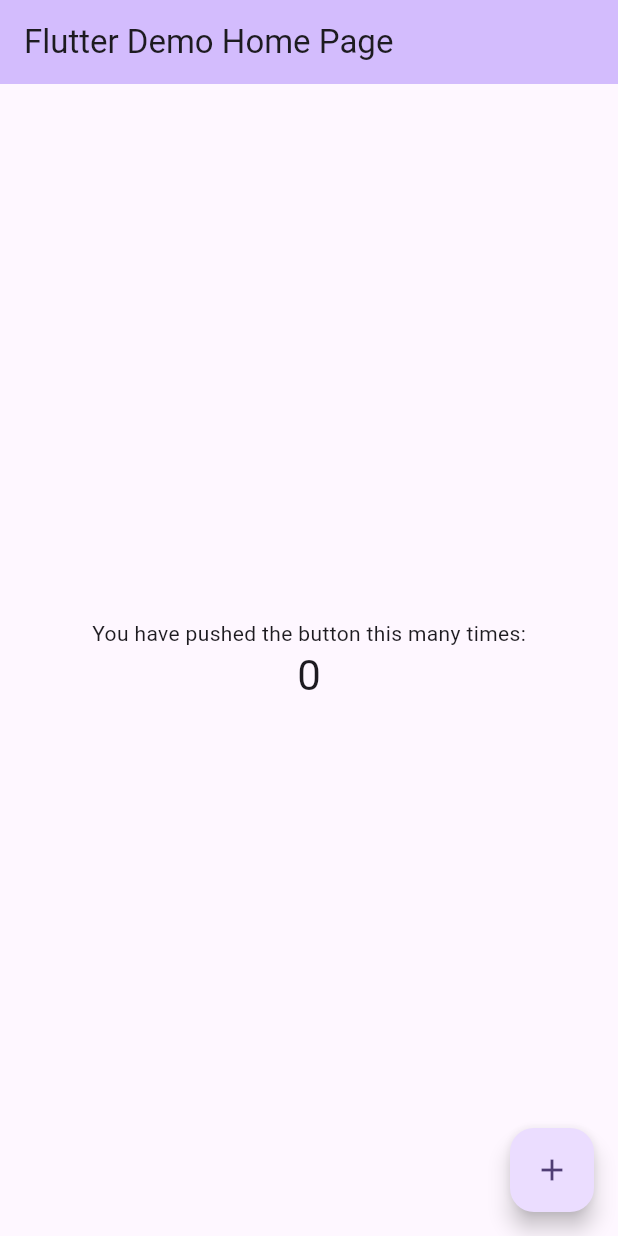
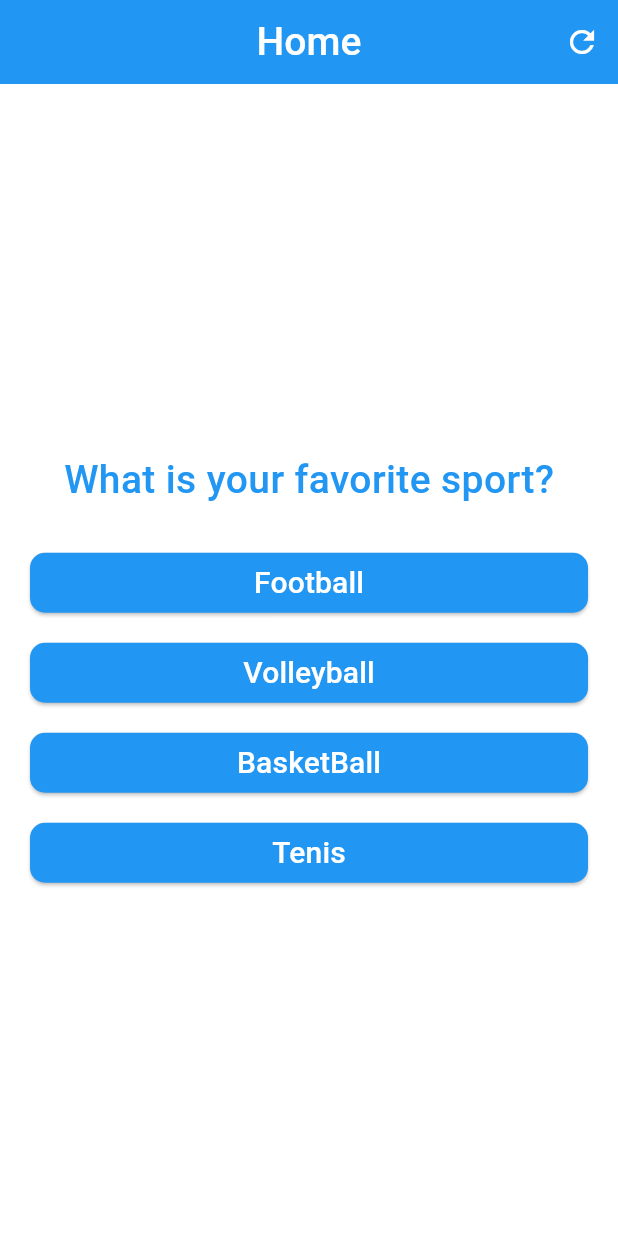
Before and after one commit to Abdouoppop/Quiz-app, a Flutter app: the screen it shows after launch, on a phone screen of 412 x 824 dp. Run offline on Flutter 3.47's test engine with Material 3 defaults, Android fonts, the phone set to English and light mode, and no system bars.

Commit message:
Add quiz functionality with question and answer models, and implement home page UI

```diff
--- a/lib/main.dart
+++ b/lib/main.dart
@@ -1,4 +1,5 @@
 import 'package:flutter/material.dart';
+import 'package:quiz_app/pages/home_page.dart';
 
 void main() {
   runApp(const MyApp());
@@ -7,119 +8,28 @@ void main() {
 class MyApp extends StatelessWidget {
   const MyApp({super.key});
 
-  // This widget is the root of your application.
   @override
   Widget build(BuildContext context) {
     return MaterialApp(
-      title: 'Flutter Demo',
+      debugShowCheckedModeBanner: false,
+      home: HomePage(),
       theme: ThemeData(
-        // This is the theme of your application.
-        //
-        // TRY THIS: Try running your application with "flutter run". You'll see
-        // the application has a purple toolbar. Then, without quitting the app,
-        // try changing the seedColor in the colorScheme below to Colors.green
-        // and then invoke "hot reload" (save your changes or press the "hot
-        // reload" button in a Flutter-supported IDE, or press "r" if you used
-        // the command line to start the app).
-        //
-        // Notice that the counter didn't reset back to zero; the application
-        // state is not lost during the reload. To reset the state, use hot
-        // restart instead.
-        //
-        // This works for code too, not just values: Most code changes can be
-        // tested with just a hot reload.
-        colorScheme: ColorScheme.fromSeed(seedColor: Colors.deepPurple),
-        useMaterial3: true,
+        primarySwatch: Colors.blue,
+        buttonTheme: ButtonThemeData(
+          buttonColor: Colors.blue,
+          colorScheme: ColorScheme.light(primary: Colors.blue),
+          shape: RoundedRectangleBorder(
+            borderRadius: BorderRadius.circular(10),
+          ),
+        ),
+        scaffoldBackgroundColor: Colors.white,
+        primaryColor: Colors.blue,
+        appBarTheme: AppBarTheme(
+          backgroundColor: Colors.blue,
+          foregroundColor: Colors.black,
+          elevation: 0,
+        ),
       ),
-      home: const MyHomePage(title: 'Flutter Demo Home Page'),
     );
   }
 }
-
-class MyHomePage extends StatefulWidget {
-  const MyHomePage({super.key, required this.title});
-
-  // This widget is the home page of your application. It is stateful, meaning
-  // that it has a State object (defined below) that contains fields that affect
-  // how it looks.
-
-  // This class is the configuration for the state. It holds the values (in this
-  // case the title) provided by the parent (in this case the App widget) and
-  // used by the build method of the State. Fields in a Widget subclass are
-  // always marked "final".
-
-  final String title;
-
-  @override
-  State<MyHomePage> createState() => _MyHomePageState();
-}
-
-class _MyHomePageState extends State<MyHomePage> {
-  int _counter = 0;
-
-  void _incrementCounter() {
-    setState(() {
-      // This call to setState tells the Flutter framework that something has
-      // changed in this State, which causes it to rerun the build method below
-      // so that the display can reflect the updated values. If we changed
-      // _counter without calling setState(), then the build method would not be
-      // called again, and so nothing would appear to happen.
-      _counter++;
-    });
-  }
-
-  @override
-  Widget build(BuildContext context) {
-    // This method is rerun every time setState is called, for instance as done
-    // by the _incrementCounter method above.
-    //
-    // The Flutter framework has been optimized to make rerunning build methods
-    // fast, so that you can just rebuild anything that needs updating rather
-    // than having to individually change instances of widgets.
-    return Scaffold(
-      appBar: AppBar(
-        // TRY THIS: Try changing the color here to a specific color (to
-        // Colors.amber, perhaps?) and trigger a hot reload to see the AppBar
-        // change color while the other colors stay the same.
-        backgroundColor: Theme.of(context).colorScheme.inversePrimary,
-        // Here we take the value from the MyHomePage object that was created by
-        // the App.build method, and use it to set our appbar title.
-        title: Text(widget.title),
-      ),
-      body: Center(
-        // Center is a layout widget. It takes a single child and positions it
-        // in the middle of the parent.
-        child: Column(
-          // Column is also a layout widget. It takes a list of children and
-          // arranges them vertically. By default, it sizes itself to fit its
-          // children horizontally, and tries to be as tall as its parent.
-          //
-          // Column has various properties to control how it sizes itself and
-          // how it positions its children. Here we use mainAxisAlignment to
-          // center the children vertically; the main axis here is the vertical
-          // axis because Columns are vertical (the cross axis would be
-          // horizontal).
-          //
-          // TRY THIS: Invoke "debug painting" (choose the "Toggle Debug Paint"
-          // action in the IDE, or press "p" in the console), to see the
-          // wireframe for each widget.
-          mainAxisAlignment: MainAxisAlignment.center,
-          children: <Widget>[
-            const Text(
-              'You have pushed the button this many times:',
-            ),
-            Text(
-              '$_counter',
-              style: Theme.of(context).textTheme.headlineMedium,
-            ),
-          ],
-        ),
-      ),
-      floatingActionButton: FloatingActionButton(
-        onPressed: _incrementCounter,
-        tooltip: 'Increment',
-        child: const Icon(Icons.add),
-      ), // This trailing comma makes auto-formatting nicer for build methods.
-    );
-  }
-}
--- /dev/null
+++ b/lib/models/answer_item_model.dart
@@ -0,0 +1,24 @@
+import 'package:flutter/material.dart';
+
+class AnswerItemModel {
+  AnswerItemModel({
+    required this.answer,
+    required this.onPressed,
+    this.isTrue = false,
+  });
+  final bool isTrue;
+  final String answer;
+  final VoidCallback onPressed;
+}
+
+// final List<AnswerItemModel> answerForFirstQuestion = [
+//   AnswerItemModel(
+//       answer: "Football",
+//       onPressed: () => debugPrint("Football"),
+//       isTrue: true),
+//   AnswerItemModel(
+//       answer: "Volleyball", onPressed: () => debugPrint("Volleyball")),
+//   AnswerItemModel(
+//       answer: "BasketBall", onPressed: () => debugPrint("BasketBall")),
+//   AnswerItemModel(answer: "Tenis", onPressed: () => debugPrint("Tenis")),
+// ];
--- /dev/null
+++ b/lib/models/question_item_model.dart
@@ -0,0 +1,58 @@
+import 'package:flutter/material.dart';
+import 'package:quiz_app/models/answer_item_model.dart';
+
+class QuestionItemModel {
+  QuestionItemModel({
+    required this.aveliableAnswer,
+    required this.title,
+  });
+  final List<AnswerItemModel> aveliableAnswer;
+  final String title;
+}
+
+final List<QuestionItemModel> questions = [
+  QuestionItemModel(
+      title: "What is your favorite sport?",
+      aveliableAnswer: <AnswerItemModel>[
+        AnswerItemModel(
+            answer: "Football",
+            onPressed: () => debugPrint("Football"),
+            isTrue: true),
+        AnswerItemModel(
+            answer: "Volleyball", onPressed: () => debugPrint("Volleyball")),
+        AnswerItemModel(
+            answer: "BasketBall", onPressed: () => debugPrint("BasketBall")),
+        AnswerItemModel(answer: "Tenis", onPressed: () => debugPrint("Tenis")),
+      ]),
+  QuestionItemModel(
+      title: "What is your favorite color?",
+      aveliableAnswer: <AnswerItemModel>[
+        AnswerItemModel(
+            answer: "white",
+            onPressed: () => debugPrint("white"),
+            isTrue: true),
+        AnswerItemModel(answer: "red", onPressed: () => debugPrint("red")),
+        AnswerItemModel(answer: "green", onPressed: () => debugPrint("green")),
+        AnswerItemModel(answer: "black", onPressed: () => debugPrint("black")),
+      ]),
+  QuestionItemModel(
+      title: "What is your favorite food?",
+      aveliableAnswer: <AnswerItemModel>[
+        AnswerItemModel(answer: "fish", onPressed: () => debugPrint("fish")),
+        AnswerItemModel(
+            answer: "meat", onPressed: () => debugPrint("meat"), isTrue: true),
+        AnswerItemModel(answer: "rice", onPressed: () => debugPrint("rice")),
+        AnswerItemModel(
+            answer: "spaghetti", onPressed: () => debugPrint("spaghetti")),
+      ]),
+  QuestionItemModel(
+      title: "What is your favorite movie?",
+      aveliableAnswer: <AnswerItemModel>[
+        AnswerItemModel(
+            answer: "spiderman", onPressed: () => debugPrint("spiderman")),
+        AnswerItemModel(answer: "hulk", onPressed: () => debugPrint("hulk")),
+        AnswerItemModel(answer: "thor", onPressed: () => debugPrint("thor")),
+        AnswerItemModel(
+            answer: "1917", onPressed: () => debugPrint("1917"), isTrue: true),
+      ]),
+];
--- /dev/null
+++ b/lib/pages/home_page.dart
@@ -0,0 +1,95 @@
+import 'package:flutter/material.dart';
+
+import 'package:quiz_app/widgets/answer_item.dart';
+import 'package:quiz_app/widgets/question_item.dart';
+
+import '../models/question_item_model.dart';
+import '../widgets/total_score_part.dart';
+
+class HomePage extends StatefulWidget {
+  const HomePage({super.key});
+
+  @override
+  State<HomePage> createState() => _HomePageState();
+}
+
+class _HomePageState extends State<HomePage> {
+  int currentQuestionIndex = 0;
+  int totalScore = 0;
+  int highScore = questions.length * 10;
+  bool isFinished = false;
+  @override
+  Widget build(BuildContext context) {
+    debugPrint(totalScore.toString());
+
+    debugPrint(currentQuestionIndex.toString());
+
+    return Scaffold(
+      appBar: AppBar(
+        title: const Text(
+          "Home",
+          style: TextStyle(
+            fontSize: 26,
+            fontWeight: FontWeight.w500,
+            color: Colors.white,
+          ),
+        ),
+        centerTitle: true,
+        actions: [
+          IconButton(
+            onPressed: () {
+              setState(() {
+                currentQuestionIndex = 0;
+                totalScore = 0;
+                isFinished = false;
+              });
+            },
+            icon: const Icon(
+              Icons.refresh,
+              color: Colors.white,
+            ),
+          ),
+        ],
+      ),
+      body: !isFinished
+          ? Column(
+              crossAxisAlignment: CrossAxisAlignment.center,
+              mainAxisAlignment: MainAxisAlignment.center,
+              children: [
+                QuestionItem(
+                  question: questions[currentQuestionIndex],
+                ),
+                Column(
+                  children: questions[currentQuestionIndex]
+                      .aveliableAnswer
+                      .map(
+                        (question) => AnswerItem(
+                          answerItemModel: question,
+                          setStateForQusestionIndex: () {
+                            setState(() {
+                              if (question.isTrue) {
+                                totalScore += 10;
+                              }
+                            });
+                            setState(() {
+                              if (currentQuestionIndex < questions.length - 1) {
+                                currentQuestionIndex++;
+                              } else {
+                                debugPrint("End of the quiz");
+                                isFinished = true;
+                              }
+                            });
+                          },
+                        ),
+                      )
+                      .toList(),
+                )
+              ],
+            )
+          : TotalScorePart(
+              highScore: highScore,
+              totalScore: totalScore,
+            ),
+    );
+  }
+}
--- /dev/null
+++ b/lib/widgets/answer_item.dart
@@ -0,0 +1,42 @@
+import 'package:flutter/material.dart';
+import 'package:quiz_app/models/answer_item_model.dart';
+
+class AnswerItem extends StatelessWidget {
+  const AnswerItem(
+      {super.key,
+      required this.answerItemModel,
+      required this.setStateForQusestionIndex});
+  final VoidCallback setStateForQusestionIndex;
+  final AnswerItemModel answerItemModel;
+
+  @override
+  Widget build(BuildContext context) {
+    return Padding(
+      padding: EdgeInsets.symmetric(horizontal: 20, vertical: 10),
+      child: SizedBox(
+        height: 40,
+        width: double.infinity,
+        child: ElevatedButton(
+          style: ElevatedButton.styleFrom(
+            backgroundColor: Colors.blue,
+            shape: RoundedRectangleBorder(
+              borderRadius: BorderRadius.circular(10),
+            ),
+          ),
+          onPressed: () {
+            answerItemModel.onPressed();
+            setStateForQusestionIndex();
+          },
+          child: Text(
+            answerItemModel.answer,
+            style: TextStyle(
+              fontSize: 20,
+              fontWeight: FontWeight.w500,
+              color: Colors.white,
+            ),
+          ),
+        ),
+      ),
+    );
+  }
+}
--- /dev/null
+++ b/lib/widgets/question_item.dart
@@ -0,0 +1,19 @@
+import 'package:flutter/material.dart';
+import 'package:quiz_app/models/question_item_model.dart';
+
+class QuestionItem extends StatelessWidget {
+  const QuestionItem({super.key, required this.question});
+  final QuestionItemModel question;
+
+  @override
+  Widget build(BuildContext context) {
+    return Padding(
+      padding: EdgeInsets.all(20),
+      child: Text(
+        question.title,
+        style: TextStyle(
+            fontSize: 26, fontWeight: FontWeight.w500, color: Colors.blue),
+      ),
+    );
+  }
+}
--- /dev/null
+++ b/lib/widgets/total_score_part.dart
@@ -0,0 +1,35 @@
+import 'package:flutter/material.dart';
+
+class TotalScorePart extends StatelessWidget {
+  const TotalScorePart(
+      {super.key, required this.totalScore, required this.highScore});
+  final int totalScore;
+  final int highScore;
+
+  @override
+  Widget build(BuildContext context) {
+    return Center(
+      child: Column(
+        mainAxisAlignment: MainAxisAlignment.center,
+        crossAxisAlignment: CrossAxisAlignment.center,
+        children: [
+          Text(
+            totalScore >= highScore ~/ 2 ? "Congratulations" : "You lose",
+            textAlign: TextAlign.center,
+            style: TextStyle(
+                fontSize: 26,
+                fontWeight: FontWeight.w500,
+                color:
+                    totalScore >= highScore ~/ 2 ? Colors.green : Colors.red),
+          ),
+          Text(
+            "Your Score: $totalScore / $highScore",
+            textAlign: TextAlign.center,
+            style: TextStyle(
+                fontSize: 26, fontWeight: FontWeight.w500, color: Colors.blue),
+          ),
+        ],
+      ),
+    );
+  }
+}
```
